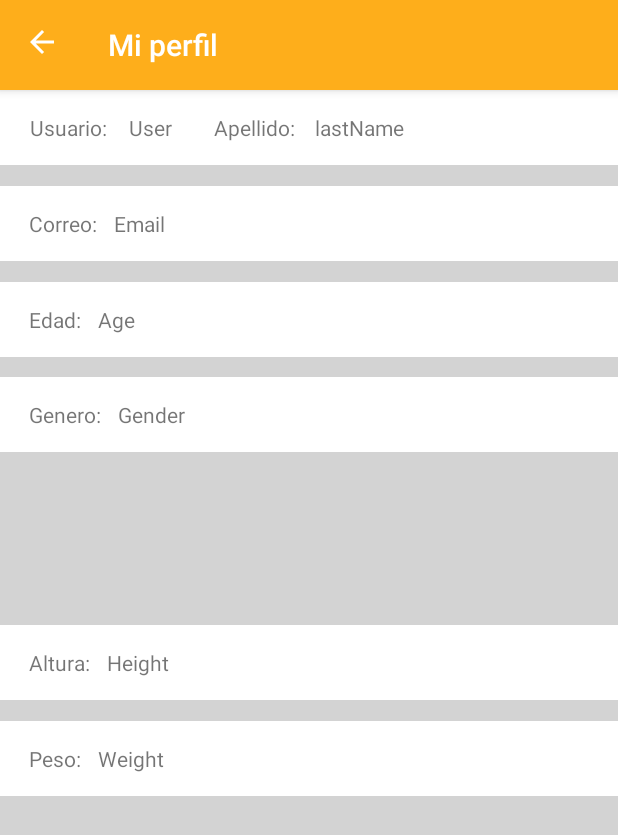
After one commit to MauricioAra/stretchyourbody, an Android app: the ProfileActivity screen opened directly, with no data from a screen before it, on a phone screen of 412 x 824 dp. The commit adds this screen. Shown: the top 835 px of the screen. Run offline under Robolectric (Android 15) with nearby library versions, the phone set to English and light mode, and no system bars.

Commit message:
Mi perfil

```diff
--- a/app/build.gradle
+++ b/app/build.gradle
@@ -28,7 +28,6 @@ dependencies {
     compile 'com.android.support.constraint:constraint-layout:1.0.2'
     compile 'com.android.support:design:25.3.1'
     compile 'com.android.support:support-v4:25.3.1'
-    compile 'com.android.support:design:25.1.1'
     compile 'com.android.support:recyclerview-v7:25.1.1'
     compile 'com.google.code.gson:gson:2.8.0'
     compile 'com.squareup.retrofit2:retrofit:2.3.0'
--- a/app/src/main/java/com/strechyourbody/rammp/stretchbody/Activities/MainActivity.java
+++ b/app/src/main/java/com/strechyourbody/rammp/stretchbody/Activities/MainActivity.java
@@ -48,6 +48,11 @@ public class MainActivity extends AppCompatActivity implements DashBoardFragment
                         fragment = new DashBoardFragment();
                         fragmentTransaction = true;
                         break;
+                    case R.id.menu_my_profile:
+                        Intent profile = new Intent(MainActivity.this,ProfileActivity.class);
+                        startActivity(profile);
+                        drawerLayout.closeDrawers();
+                        break;
                 }
 
 
--- /dev/null
+++ b/app/src/main/java/com/strechyourbody/rammp/stretchbody/Activities/ProfileActivity.java
@@ -0,0 +1,31 @@
+package com.strechyourbody.rammp.stretchbody.Activities;
+
+import android.support.v7.app.AppCompatActivity;
+import android.os.Bundle;
+import android.support.v7.widget.Toolbar;
+
+import com.strechyourbody.rammp.stretchbody.Fragments.ProfileFragment;
+import com.strechyourbody.rammp.stretchbody.Fragments.ProgramListFragment;
+import com.strechyourbody.rammp.stretchbody.R;
+
+public class ProfileActivity extends AppCompatActivity {
+
+    @Override
+    protected void onCreate(Bundle savedInstanceState) {
+        super.onCreate(savedInstanceState);
+        setContentView(R.layout.activity_profile);
+        setToolbar();
+        setFragmentByDefault();
+    }
+
+    private void setFragmentByDefault(){
+        getSupportFragmentManager().beginTransaction().replace(R.id.content_profile,new ProfileFragment()).commit();
+    }
+
+    private void setToolbar(){
+        Toolbar toolbar = (Toolbar) findViewById(R.id.toobar);
+        setSupportActionBar(toolbar);
+        getSupportActionBar().setTitle("Mi perfil");
+        getSupportActionBar().setDisplayHomeAsUpEnabled(true);
+    }
+}
--- /dev/null
+++ b/app/src/main/java/com/strechyourbody/rammp/stretchbody/Fragments/ProfileFragment.java
@@ -0,0 +1,96 @@
+package com.strechyourbody.rammp.stretchbody.Fragments;
+
+import android.content.Context;
+import android.net.Uri;
+import android.os.Bundle;
+import android.support.v4.app.Fragment;
+import android.view.LayoutInflater;
+import android.view.View;
+import android.view.ViewGroup;
+import android.widget.TextView;
+
+import com.strechyourbody.rammp.stretchbody.Entities.ProfileUser;
+import com.strechyourbody.rammp.stretchbody.Entities.Program;
+import com.strechyourbody.rammp.stretchbody.R;
+import com.strechyourbody.rammp.stretchbody.Services.ProfileService;
+import com.strechyourbody.rammp.stretchbody.Services.ProgramService;
+import com.strechyourbody.rammp.stretchbody.Services.RetrofitCliente;
+
+import java.util.List;
+
+import okhttp3.OkHttpClient;
+import retrofit2.Call;
+import retrofit2.Callback;
+import retrofit2.Response;
+import retrofit2.Retrofit;
+
+public class ProfileFragment extends Fragment {
+    static Context _context;
+
+    public ProfileFragment() {
+        // Required empty public constructor
+
+    }
+
+
+    @Override
+    public View onCreateView(LayoutInflater inflater, ViewGroup container,
+                             Bundle savedInstanceState) {
+        final View view = inflater.inflate(R.layout.fragment_profile,container,false);
+
+        String API_BASE_URL = "http://192.168.40.140:8080/api/app/";
+        OkHttpClient.Builder httpClient = new OkHttpClient.Builder();
+        Retrofit.Builder builder = RetrofitCliente.getClient(API_BASE_URL);
+        Retrofit retrofit = builder.client(httpClient.build()).build();
+        ProfileService profileService =  retrofit.create(ProfileService.class);
+
+        Call<ProfileUser> myprofile = profileService.findProfile(1);
+
+        myprofile.enqueue(new Callback<ProfileUser>() {
+            @Override
+            public void onResponse(Call<ProfileUser> call, Response<ProfileUser> response) {
+                // The network call was a success and we got a response
+                if(response != null){
+                    buildProfile(response.body());
+                }
+                // TODO: use the repository list and display it
+            }
+
+            @Override
+            public void onFailure(Call<ProfileUser> call, Throwable t) {
+                // the network call was a failure
+                // TODO: handle error
+            }
+        });
+
+
+        return view;
+    }
+
+    private void buildProfile(ProfileUser profileUser){
+        TextView user_name = (TextView) getActivity().findViewById(R.id.user_name);
+        user_name.setText(profileUser.getName());
+
+        TextView user_lastName = (TextView) getActivity().findViewById(R.id.user_lastName );
+        user_lastName.setText(profileUser.getLastName());
+
+        TextView user_age = (TextView) getActivity().findViewById(R.id.user_age);
+        user_age.setText(profileUser.getAge());
+
+        TextView user_gender = (TextView) getActivity().findViewById(R.id.user_gender);
+        user_gender.setText(profileUser.getGender());
+
+        TextView user_weight = (TextView) getActivity().findViewById(R.id.user_weight);
+        user_weight.setText(Double.toString(profileUser.getWeight()));
+
+        TextView user_height= (TextView) getActivity().findViewById(R.id.user_height);
+        user_height.setText(Double.toString(profileUser.getHeight()));
+//
+//        TextView user_userId= (TextView) getActivity().findViewById(R.id.user_userId);
+//        user_userId.setText(Double.toString(profileUser.getUserId()));
+
+        TextView user_userEmail= (TextView) getActivity().findViewById(R.id.user_userEmail);
+        user_userEmail.setText(profileUser.getUserEmail());
+
+    }
+}
--- a/app/src/main/java/com/strechyourbody/rammp/stretchbody/Fragments/ProgramListFragment.java
+++ b/app/src/main/java/com/strechyourbody/rammp/stretchbody/Fragments/ProgramListFragment.java
@@ -52,7 +52,7 @@ public class ProgramListFragment extends Fragment {
         final View view = inflater.inflate(R.layout.fragment_program_list,container,false);
 
 
-        String API_BASE_URL = "http://192.168.0.31:8080/api/";
+        String API_BASE_URL = "http://192.168.40.140:8080/api/app/";
         OkHttpClient.Builder httpClient = new OkHttpClient.Builder();
         Retrofit.Builder builder = RetrofitCliente.getClient(API_BASE_URL);
         Retrofit retrofit = builder.client(httpClient.build()).build();
--- /dev/null
+++ b/app/src/main/java/com/strechyourbody/rammp/stretchbody/Services/ProfileService.java
@@ -0,0 +1,20 @@
+package com.strechyourbody.rammp.stretchbody.Services;
+
+import com.strechyourbody.rammp.stretchbody.Entities.ProfileUser;
+import com.strechyourbody.rammp.stretchbody.Entities.Program;
+
+import java.util.List;
+
+import retrofit2.Call;
+import retrofit2.http.GET;
+import retrofit2.http.Path;
+
+/**
+ * Created by dev on 7/10/17.
+ */
+
+public interface ProfileService {
+
+    @GET("user/{id}")
+    Call<ProfileUser> findProfile(@Path("id") int id);
+}
--- /dev/null
+++ b/app/src/main/res/layout/activity_profile.xml
@@ -0,0 +1,22 @@
+<?xml version="1.0" encoding="utf-8"?>
+<android.support.constraint.ConstraintLayout xmlns:android="http://schemas.android.com/apk/res/android"
+    xmlns:app="http://schemas.android.com/apk/res-auto"
+    xmlns:tools="http://schemas.android.com/tools"
+    android:layout_width="match_parent"
+    android:layout_height="match_parent"
+    tools:context="com.strechyourbody.rammp.stretchbody.Activities.ProfileActivity">
+    <LinearLayout
+        android:layout_width="match_parent"
+        android:layout_height="match_parent"
+        android:orientation="vertical">
+
+        <include android:id="@+id/toobar"
+            layout="@layout/toolbar"/>
+
+        <FrameLayout
+            android:id="@+id/content_profile"
+            android:layout_width="match_parent"
+            android:layout_height="match_parent" />
+
+    </LinearLayout>
+</android.support.constraint.ConstraintLayout>
--- /dev/null
+++ b/app/src/main/res/layout/fragment_profile.xml
@@ -0,0 +1,201 @@
+<LinearLayout xmlns:android="http://schemas.android.com/apk/res/android"
+    xmlns:tools="http://schemas.android.com/tools"
+    android:layout_width="match_parent"
+    android:layout_height="match_parent"
+    android:background="#d3d3d3"
+    tools:context="com.strechyourbody.rammp.stretchbody.Fragments.ProfileFragment">
+
+
+    <RelativeLayout
+        android:layout_width="match_parent"
+        android:layout_height="match_parent">
+
+        <RelativeLayout
+            android:id="@+id/relativeLayout"
+            android:layout_width="match_parent"
+            android:layout_height="50dp"
+            android:background="#fff">
+
+            <TextView
+                android:id="@+id/lblUserName"
+                android:layout_width="wrap_content"
+                android:layout_height="wrap_content"
+                android:layout_alignParentStart="true"
+                android:layout_centerVertical="true"
+                android:layout_marginStart="20dp"
+                android:text="Usuario: " />
+
+            <TextView
+                android:id="@+id/user_name"
+                android:layout_width="wrap_content"
+                android:layout_height="wrap_content"
+                android:layout_centerVertical="true"
+                android:layout_marginStart="11dp"
+                android:layout_toEndOf="@+id/lblUserName"
+                android:text="User" />
+
+            <TextView
+                android:id="@+id/user_lastName"
+                android:layout_width="wrap_content"
+                android:layout_height="wrap_content"
+                android:layout_centerVertical="true"
+                android:layout_marginStart="13dp"
+                android:layout_toEndOf="@+id/lblLastName"
+                android:text="lastName" />
+
+            <TextView
+                android:id="@+id/lblLastName"
+                android:layout_width="wrap_content"
+                android:layout_height="wrap_content"
+                android:layout_alignBaseline="@+id/user_name"
+                android:layout_alignBottom="@+id/user_name"
+                android:layout_marginStart="28dp"
+                android:layout_toEndOf="@+id/user_name"
+                android:text="Apellido:" />
+        </RelativeLayout>
+
+        <RelativeLayout
+            android:id="@+id/relativeLayout2"
+            android:layout_width="match_parent"
+            android:layout_height="50dp"
+            android:layout_alignParentStart="true"
+            android:layout_below="@+id/relativeLayout"
+            android:layout_marginTop="14dp"
+            android:background="#fff">
+
+            <TextView
+                android:id="@+id/user_userEmail"
+                android:layout_width="wrap_content"
+                android:layout_height="wrap_content"
+                android:layout_centerVertical="true"
+                android:layout_marginStart="11dp"
+                android:layout_toEndOf="@+id/lblCorreo"
+                android:text="Email" />
+
+            <TextView
+                android:id="@+id/lblCorreo"
+                android:layout_width="wrap_content"
+                android:layout_height="wrap_content"
+                android:layout_alignParentStart="true"
+                android:layout_centerVertical="true"
+                android:layout_marginStart="19dp"
+                android:text="Correo:" />
+        </RelativeLayout>
+
+        <RelativeLayout
+            android:id="@+id/relativeLayout4"
+            android:layout_width="match_parent"
+            android:layout_height="50dp"
+            android:layout_alignParentStart="true"
+            android:layout_below="@+id/relativeLayout2"
+            android:layout_marginTop="14dp"
+            android:background="#fff">
+
+            <TextView
+                android:id="@+id/user_age"
+                android:layout_width="wrap_content"
+                android:layout_height="wrap_content"
+                android:layout_centerVertical="true"
+                android:layout_marginStart="11dp"
+                android:layout_toEndOf="@+id/lblUserAge"
+                android:text="Age" />
+
+            <TextView
+                android:id="@+id/lblUserAge"
+                android:layout_width="wrap_content"
+                android:layout_height="wrap_content"
+                android:layout_alignParentStart="true"
+                android:layout_centerVertical="true"
+                android:layout_marginStart="19dp"
+                android:text="Edad:" />
+        </RelativeLayout>
+
+        <RelativeLayout
+            android:id="@+id/relativeLayout5"
+            android:layout_width="match_parent"
+            android:layout_height="50dp"
+            android:layout_alignParentStart="true"
+            android:layout_below="@+id/relativeLayout4"
+            android:layout_marginTop="13dp"
+            android:background="#fff">
+
+            <TextView
+                android:id="@+id/user_gender"
+                android:layout_width="wrap_content"
+                android:layout_height="wrap_content"
+                android:layout_centerVertical="true"
+                android:layout_marginStart="11dp"
+                android:layout_toEndOf="@+id/lblUserGender"
+                android:text="Gender" />
+
+            <TextView
+                android:id="@+id/lblUserGender"
+                android:layout_width="wrap_content"
+                android:layout_height="wrap_content"
+                android:layout_alignParentStart="true"
+                android:layout_centerVertical="true"
+                android:layout_marginStart="19dp"
+                android:text="Genero:" />
+        </RelativeLayout>
+
+        <RelativeLayout
+            android:id="@+id/relativeLayout8"
+            android:layout_width="match_parent"
+            android:layout_height="50dp"
+            android:layout_marginTop="14dp"
+            android:background="#fff"
+            android:layout_below="@+id/relativeLayout7"
+            android:layout_alignParentStart="true">
+
+            <TextView
+                android:id="@+id/user_weight"
+                android:layout_width="wrap_content"
+                android:layout_height="wrap_content"
+                android:layout_centerVertical="true"
+                android:layout_marginStart="11dp"
+                android:layout_toEndOf="@+id/lblWeight"
+                android:text="Weight" />
+
+            <TextView
+                android:id="@+id/lblWeight"
+                android:layout_width="wrap_content"
+                android:layout_height="wrap_content"
+                android:layout_alignParentStart="true"
+                android:layout_centerVertical="true"
+                android:layout_marginStart="19dp"
+                android:text="Peso:" />
+        </RelativeLayout>
+
+        <RelativeLayout
+            android:id="@+id/relativeLayout7"
+            android:layout_width="match_parent"
+            android:layout_height="50dp"
+
+            android:layout_alignParentStart="true"
+            android:layout_centerVertical="true"
+            android:background="#fff">
+
+            <TextView
+                android:id="@+id/user_height"
+                android:layout_width="wrap_content"
+                android:layout_height="wrap_content"
+                android:layout_centerVertical="true"
+                android:layout_marginStart="11dp"
+                android:layout_toEndOf="@+id/lblHeight"
+                android:text="Height" />
+
+            <TextView
+                android:id="@+id/lblHeight"
+                android:layout_width="wrap_content"
+                android:layout_height="wrap_content"
+                android:layout_alignParentStart="true"
+                android:layout_centerVertical="true"
+                android:layout_marginStart="19dp"
+                android:text="Altura:" />
+        </RelativeLayout>
+
+
+    </RelativeLayout>
+
+
+</LinearLayout>
--- a/app/src/main/res/menu/nav_options.xml
+++ b/app/src/main/res/menu/nav_options.xml
@@ -10,6 +10,11 @@
             android:id="@+id/menu_my_program"
             android:icon="@android:drawable/ic_dialog_info"
             android:title="Mis programas"
+            />
+        <item
+            android:id="@+id/menu_my_profile"
+            android:icon="@android:drawable/ic_menu_preferences"
+            android:title="Mi perfil"
             />
     </group>
     <item
--- a/build.gradle
+++ b/build.gradle
@@ -5,7 +5,7 @@ buildscript {
         jcenter()
     }
     dependencies {
-        classpath 'com.android.tools.build:gradle:2.3.1'
+        classpath 'com.android.tools.build:gradle:2.3.3'
 
         // NOTE: Do not place your application dependencies here; they belong
         // in the individual module build.gradle files
```
Also changed, not shown: app/src/main/AndroidManifest.xml (+10 -1 lines), app/src/main/java/com/strechyourbody/rammp/stretchbody/Entities/ProfileUser.java (added, +114 -0 lines).
